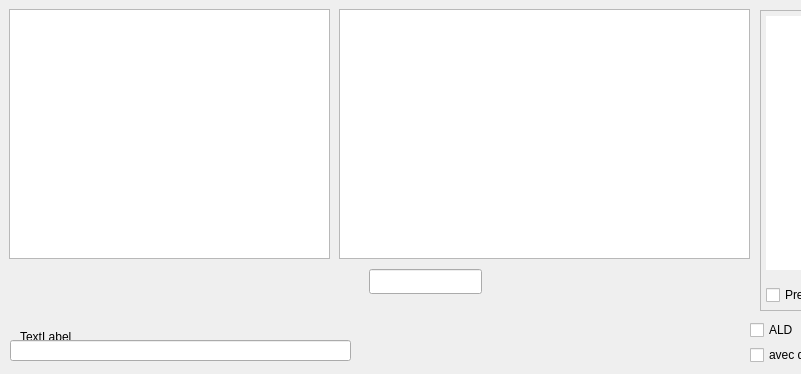
Qt form Dialogs/dlg_documents.ui (ukinoki/Rufus) before a commit; both pictures show x 0 to 801 and y 0 to 374 of the 1340 by 374 pixel window.
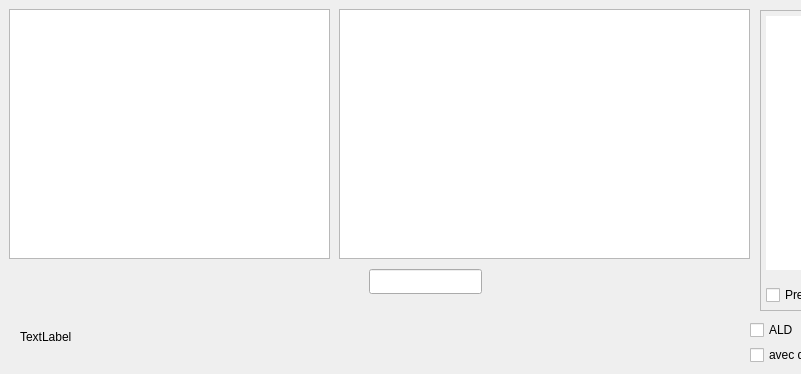
The same form after that commit. Icons and pictures are not drawn. Custom widgets are drawn as their Qt base class.

```diff
--- a/Dialogs/dlg_documents.ui
+++ b/Dialogs/dlg_documents.ui
@@ -236,7 +236,7 @@
     <rect>
      <x>20</x>
      <y>330</y>
-     <width>631</width>
+     <width>511</width>
      <height>41</height>
     </rect>
    </property>
@@ -312,16 +312,6 @@
     <bool>false</bool>
    </property>
   </widget>
-  <widget class="QLineEdit" name="lineEdit">
-   <property name="geometry">
-    <rect>
-     <x>10</x>
-     <y>340</y>
-     <width>341</width>
-     <height>21</height>
-    </rect>
-   </property>
-  </widget>
   <widget class="QCheckBox" name="DupliOrdocheckBox">
    <property name="geometry">
     <rect>
```
